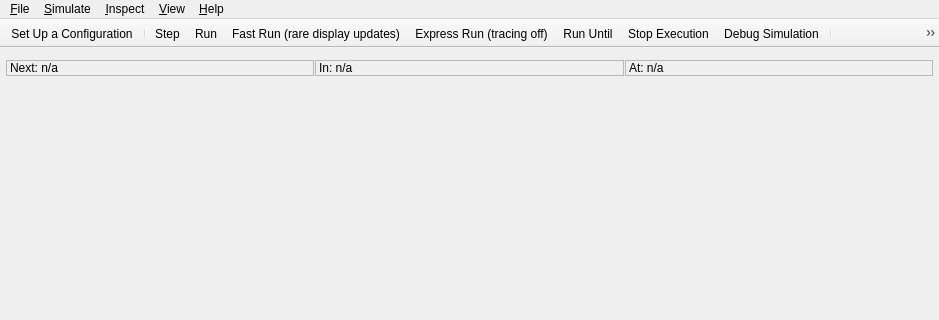
Before: the Qt Designer form src/qtenv/mainwindow.ui in mayhemheroes/omnetpp, drawn with Qt 5; both pictures show x 0 to 939 and y 0 to 320 of the 939 by 673 pixel window.
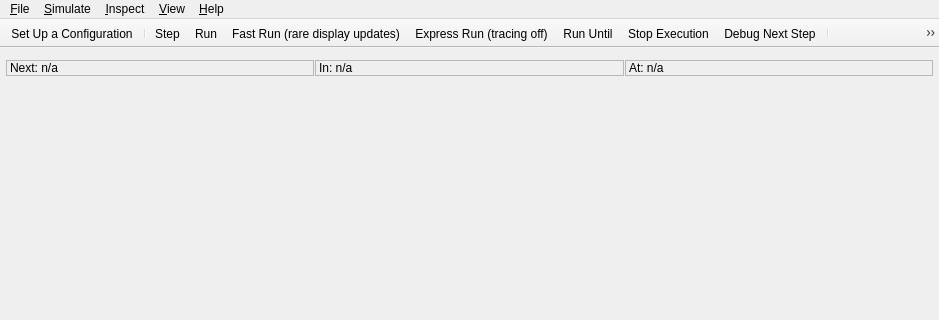
After: the same form once the commit is applied. Icons and pictures are not drawn. Custom widgets are drawn as their Qt base class.

Commit message:
qtenv: Rename actions: "Debug Now" -> "Break into Debugger", "Debug Simulation" -> "Debug Next Step"
The "Debug Now" action is useful less often, so a "less
inviting" name was chosen for it. And "Debug Simulation"
was nearly reverted to "Debug Next Event", which it was
called previously, but now that it also breaks when
resuming from a pausePoint(), this is more fitting.
See: 42c21134f4e4e5eb158a42e452cf7536cd74b473

The docs didn't even reflect the previous rename of
"Debug Next Event" -> "Debug Simulation".

What changed in the file:
```diff
--- a/src/qtenv/mainwindow.ui
+++ b/src/qtenv/mainwindow.ui
@@ -713,7 +713,7 @@
      <normaloff>:/tools/debugnextevent</normaloff>:/tools/debugnextevent</iconset>
    </property>
    <property name="text">
-    <string>&amp;Debug Simulation</string>
+    <string>&amp;Debug Next Step</string>
    </property>
    <property name="shortcut">
     <string>Ctrl+F9</string>
```
Left out of the diff: 2 changed lines with no effect on the pictures. The commit also changes 1 other file.
